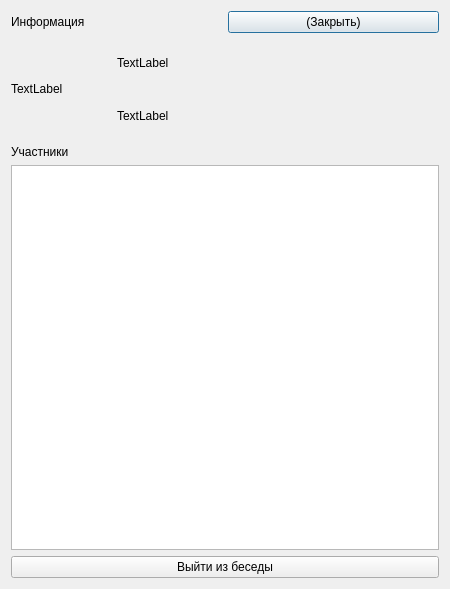
Korostast/chat-database-project, file ui/chatdialog.ui: the form before one commit.
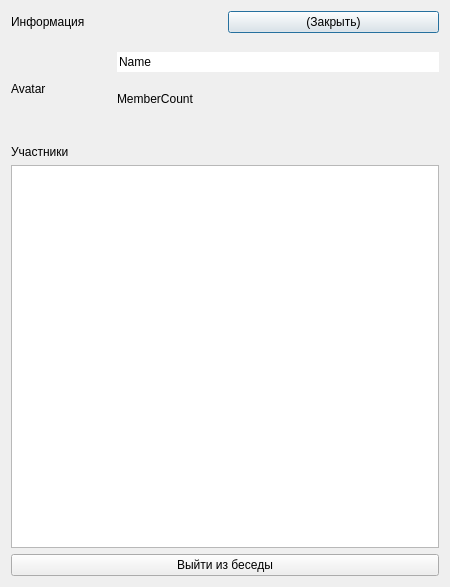
The form after the commit.

```diff
--- a/ui/chatdialog.ui
+++ b/ui/chatdialog.ui
@@ -7,7 +7,7 @@
     <x>0</x>
     <y>0</y>
     <width>450</width>
-    <height>589</height>
+    <height>587</height>
    </rect>
   </property>
   <property name="windowTitle">
@@ -55,23 +55,35 @@
         </size>
        </property>
        <property name="text">
-        <string>TextLabel</string>
+        <string>Avatar</string>
        </property>
       </widget>
      </item>
      <item>
       <layout class="QVBoxLayout" name="verticalLayout">
-       <item alignment="Qt::AlignLeft">
-        <widget class="QLabel" name="chat_dialog_name">
+       <item alignment="Qt::AlignVCenter">
+        <widget class="QLineEdit" name="chat_dialog_name">
+         <property name="sizePolicy">
+          <sizepolicy hsizetype="Expanding" vsizetype="Preferred">
+           <horstretch>0</horstretch>
+           <verstretch>0</verstretch>
+          </sizepolicy>
+         </property>
+         <property name="focusPolicy">
+          <enum>Qt::ClickFocus</enum>
+         </property>
          <property name="text">
-          <string>TextLabel</string>
+          <string>Name</string>
+         </property>
+         <property name="frame">
+          <bool>false</bool>
          </property>
         </widget>
        </item>
-       <item alignment="Qt::AlignLeft">
+       <item alignment="Qt::AlignLeft|Qt::AlignTop">
         <widget class="QLabel" name="chat_dialog_count_members">
          <property name="text">
-          <string>TextLabel</string>
+          <string>MemberCount</string>
          </property>
         </widget>
        </item>
```
